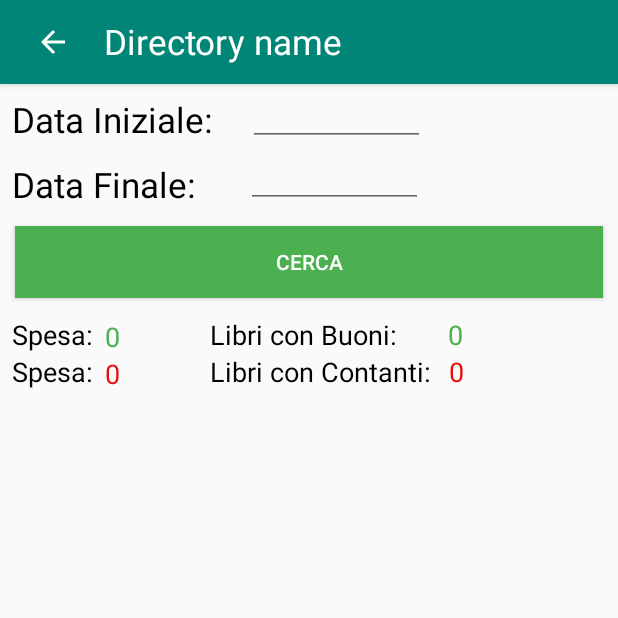
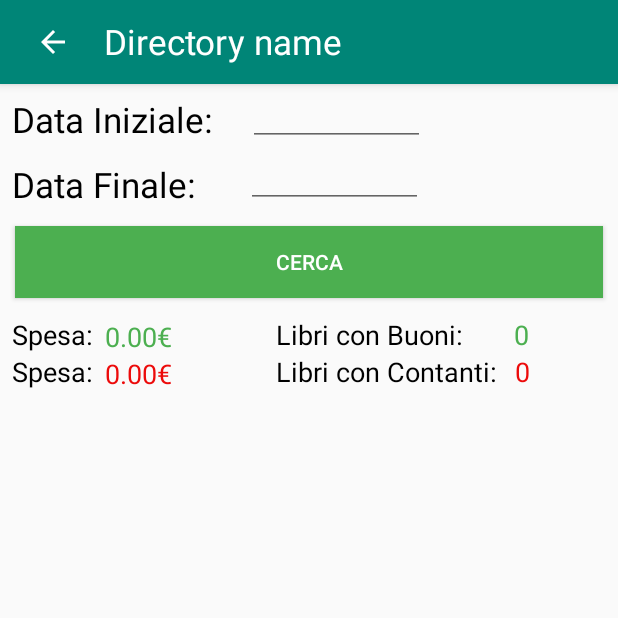
Before and after one commit to fed-dessi/VisualizzaStatistiche, an Android app: the DirectoryActivity screen opened directly, with no data from a screen before it, on a phone screen of 412 x 824 dp, the top half of it. Run offline under Robolectric (Android 15) with nearby library versions, the phone set to English and light mode, and no system bars; libraries missing offline, so code that uses them is left out: org.apache.commons.

Commit message:
Version 1.0

```diff
--- a/app/src/main/res/layout/activity_directory.xml
+++ b/app/src/main/res/layout/activity_directory.xml
@@ -89,8 +89,8 @@
             android:layout_height="wrap_content"
             android:layout_below="@+id/dataFinaleText"
             android:layout_gravity="fill_horizontal"
+            android:layout_marginStart="10dp"
             android:layout_marginTop="12dp"
-            android:layout_marginStart="10dp"
             android:layout_marginEnd="10dp"
             android:background="@color/green"
             android:text="@string/cerca"
@@ -106,11 +106,11 @@
             android:layout_height="wrap_content"
             android:layout_below="@+id/btnRicercaStatistiche"
             android:layout_gravity="fill"
-            android:layout_marginStart="60dp"
+            android:layout_marginStart="122dp"
             android:text="@string/libri_con_contanti"
             android:textColor="@color/black"
             android:textSize="18sp"
-            app:layout_constraintStart_toEndOf="@+id/spesaConContantiLabel"
+            app:layout_constraintStart_toEndOf="@+id/lblSpesaContanti"
             app:layout_constraintTop_toBottomOf="@+id/lblLibriConBuoni" />
 
         <TextView
@@ -134,12 +134,12 @@
             android:layout_below="@+id/lblLibriConContanti"
             android:layout_alignParentBottom="true"
             android:layout_gravity="fill"
-            android:layout_marginStart="60dp"
+            android:layout_marginStart="122dp"
             android:layout_marginTop="12dp"
             android:text="@string/libri_con_buoni"
             android:textColor="@color/black"
             android:textSize="18sp"
-            app:layout_constraintStart_toEndOf="@+id/spesaConBuoniLabel"
+            app:layout_constraintStart_toEndOf="@+id/lblSpesaBuoni"
             app:layout_constraintTop_toBottomOf="@+id/btnRicercaStatistiche" />
 
         <TextView
@@ -181,7 +181,7 @@
             android:layout_gravity="fill"
             android:layout_marginStart="8dp"
             android:layout_toEndOf="@+id/lblSpesaContanti"
-            android:text="@string/zero"
+            android:text="@string/zeroSoldi"
             android:textColor="@color/red"
             android:textSize="18sp"
             app:layout_constraintStart_toEndOf="@+id/lblSpesaContanti"
@@ -213,7 +213,7 @@
             android:layout_marginStart="8dp"
             android:layout_marginTop="13dp"
             android:layout_toEndOf="@+id/lblSpesaBuoni"
-            android:text="@string/zero"
+            android:text="@string/zeroSoldi"
             android:textColor="@color/green"
             android:textSize="18sp"
             app:layout_constraintStart_toEndOf="@+id/lblSpesaBuoni"
--- a/app/src/main/res/values/strings.xml
+++ b/app/src/main/res/values/strings.xml
@@ -1,6 +1,7 @@
 <resources>
     <string name="app_name">Visualizza Statistiche</string>
     <string name="zero">0</string>
+    <string name="zeroSoldi">0.00€</string>
     <string name="settings">Impostazioni</string>
     <string name="spesa">Spesa:</string>
     <string name="cerca">Cerca</string>
```
Also changed, not shown: app/src/main/java/com/example/my/visualizzastatistiche/DirectoryActivity.java (+9 -5 lines), 3 other files.
